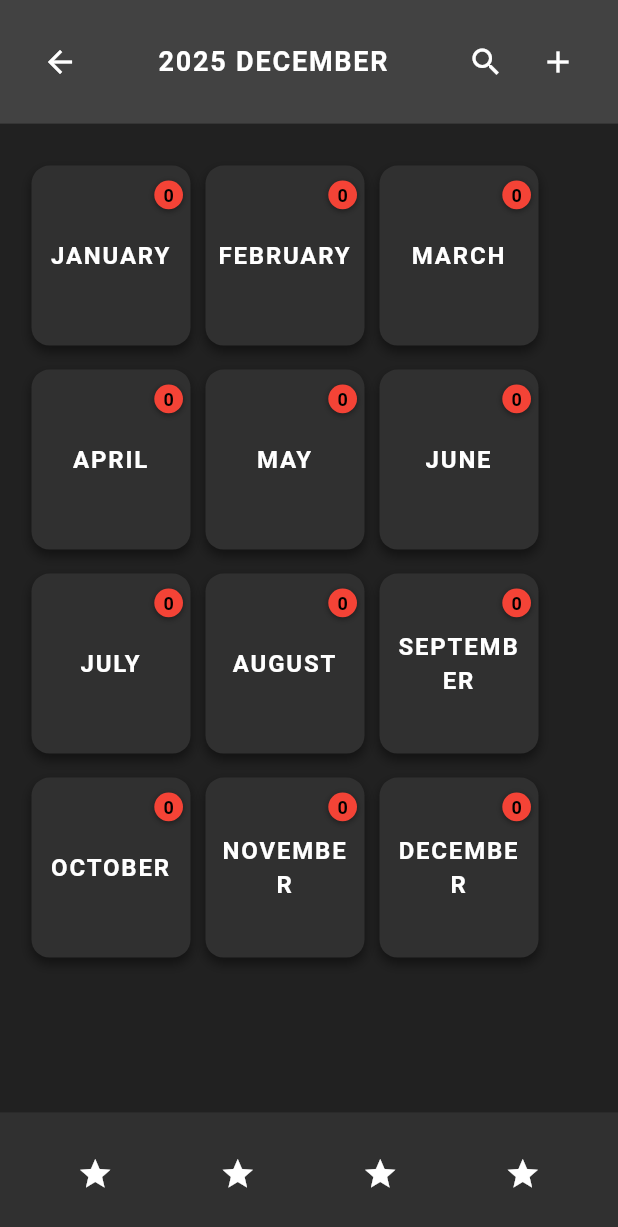
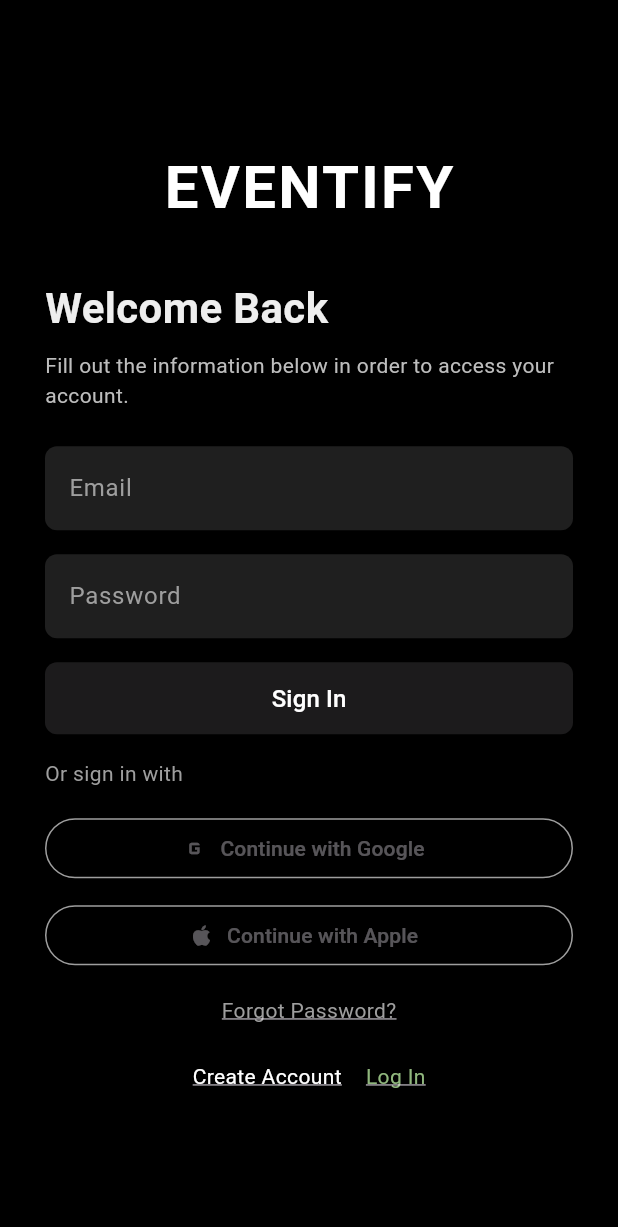
Before and after one commit to DavidMonteroCuesta/TFG-DAM_EVENTIFY, a Flutter app: the screen it shows after launch, on a phone screen of 412 x 824 dp. Shown: the top 1227 px of the screen. Run offline on Flutter 3.47's test engine with Material 3 defaults, Android fonts, the phone set to English and light mode, and no system bars.

Commit message:
MAKING SIGN IN

```diff
--- a/PROJECT/eventify/lib/main.dart
+++ b/PROJECT/eventify/lib/main.dart
@@ -1,5 +1,6 @@
-import 'package:eventify/src/widgets/months/months_screen.dart';
+import 'package:eventify/src/widgets/log/login/signin_screen.dart' show SignInScreen;
 import 'package:flutter/material.dart';
+// import 'sign_up_screen.dart'; // Alternativamente, inicia en registro
 
 void main() {
   runApp(const MyApp());
@@ -11,15 +12,12 @@ class MyApp extends StatelessWidget {
   @override
   Widget build(BuildContext context) {
     return MaterialApp(
-      title: 'Months Screen',
+      title: 'Eventify Auth',
       debugShowCheckedModeBanner: false,
       theme: ThemeData.dark().copyWith(
         scaffoldBackgroundColor: Colors.grey[900],
-        textTheme: const TextTheme(
-          bodyMedium: TextStyle(color: Colors.white),
-        ),
       ),
-      home: const MonthsScreen(),
+      home: const SignInScreen(),
     );
   }
 }
--- a/PROJECT/eventify/lib/src/widgets/months/elements/calendar.dart
+++ b/PROJECT/eventify/lib/src/widgets/calendar/elements/calendar.dart
@@ -1,4 +1,4 @@
-import 'package:eventify/src/widgets/months/elements/month_row.dart';
+import 'package:eventify/src/widgets/calendar/elements/month_row.dart';
 import 'package:flutter/material.dart';
 
 class Calendar extends StatelessWidget {
--- a/PROJECT/eventify/lib/src/widgets/months/elements/month_row.dart
+++ b/PROJECT/eventify/lib/src/widgets/calendar/elements/month_row.dart
@@ -1,4 +1,4 @@
-import 'package:eventify/src/widgets/months/elements/month_item.dart';
+import 'package:eventify/src/widgets/calendar/elements/month_item.dart';
 import 'package:flutter/material.dart';
 
 class MonthRow extends StatelessWidget {
--- a/PROJECT/eventify/lib/src/widgets/months/months_screen.dart
+++ b/PROJECT/eventify/lib/src/widgets/calendar/months_screen.dart
@@ -1,6 +1,6 @@
-import 'package:eventify/src/widgets/months/elements/calendar.dart';
-import 'package:eventify/src/widgets/months/elements/footer.dart';
-import 'package:eventify/src/widgets/months/elements/header.dart';
+import 'package:eventify/src/widgets/calendar/elements/calendar.dart';
+import 'package:eventify/src/widgets/calendar/elements/footer.dart';
+import 'package:eventify/src/widgets/calendar/elements/header.dart';
 import 'package:flutter/material.dart';
 
 class MonthsScreen extends StatelessWidget {
--- /dev/null
+++ b/PROJECT/eventify/lib/src/widgets/log/elements/auth_subtitle.dart
@@ -0,0 +1,18 @@
+import 'package:flutter/material.dart';
+
+class AuthSubtitle extends StatelessWidget {
+  final String text;
+
+  const AuthSubtitle({super.key, required this.text});
+
+  @override
+  Widget build(BuildContext context) {
+    return Text(
+      text,
+      style: TextStyle(
+        color: Colors.grey.shade400,
+        fontSize: 14,
+      ),
+    );
+  }
+}
--- /dev/null
+++ b/PROJECT/eventify/lib/src/widgets/log/elements/auth_title.dart
@@ -0,0 +1,20 @@
+import 'package:flutter/material.dart';
+
+class AuthTitle extends StatelessWidget {
+  final String text;
+  final double? fontSize;
+
+  const AuthTitle({super.key, required this.text, this.fontSize});
+
+  @override
+  Widget build(BuildContext context) {
+    return Text(
+      text,
+      style: TextStyle(
+        color: Colors.grey.shade200,
+        fontSize: fontSize ?? 28,
+        fontWeight: FontWeight.w700,
+      ),
+    );
+  }
+}
--- /dev/null
+++ b/PROJECT/eventify/lib/src/widgets/log/elements/custom_text_field.dart
@@ -0,0 +1,30 @@
+import 'package:flutter/material.dart';
+
+class CustomTextField extends StatelessWidget {
+  final String hintText;
+  final bool obscure;
+
+  const CustomTextField({
+    super.key,
+    required this.hintText,
+    this.obscure = false,
+  });
+
+  @override
+  Widget build(BuildContext context) {
+    return TextField(
+      obscureText: obscure,
+      style: const TextStyle(color: Colors.white),
+      decoration: InputDecoration(
+        hintText: hintText,
+        hintStyle: TextStyle(color: Colors.grey.shade500),
+        filled: true,
+        fillColor: const Color(0xFF1F1F1F),
+        border: OutlineInputBorder(
+          borderRadius: BorderRadius.circular(8),
+          borderSide: BorderSide.none,
+        ),
+      ),
+    );
+  }
+}
--- /dev/null
+++ b/PROJECT/eventify/lib/src/widgets/log/elements/login_auth_layout.dart
@@ -0,0 +1,86 @@
+import 'package:flutter/material.dart';
+
+class EventifyAuthLayout extends StatelessWidget {
+  final Widget child;                 // El contenido que cambiará (SignInBody o SignUpBody)
+  final VoidCallback? onLeftFooterTap;
+  final VoidCallback? onRightFooterTap;
+  final String leftFooterText;
+  final String rightFooterText;
+
+  const EventifyAuthLayout({
+    super.key,
+    required this.child,
+    required this.leftFooterText,
+    required this.rightFooterText,
+    this.onLeftFooterTap,
+    this.onRightFooterTap,
+  });
+
+  @override
+  Widget build(BuildContext context) {
+    return Scaffold(
+      backgroundColor: Colors.black,
+      body: SafeArea(
+        child: Center(
+          child: SingleChildScrollView(
+            child: Container(
+              constraints: const BoxConstraints(maxWidth: 400),
+              padding: const EdgeInsets.symmetric(horizontal: 24, vertical: 32),
+              child: Column(
+                mainAxisSize: MainAxisSize.min,
+                children: [
+                  // Encabezado: “EVENTIFY”
+                  Text(
+                    'EVENTIFY',
+                    style: TextStyle(
+                      color: Colors.white,
+                      fontSize: 40,
+                      fontWeight: FontWeight.bold,
+                      letterSpacing: 1.5,
+                    ),
+                  ),
+                  const SizedBox(height: 32),
+
+                  // Cuerpo variable (Sign In o Sign Up)
+                  child,
+
+                  const SizedBox(height: 24),
+
+                  // Footer: Dos textos con onTap (Create Account / Log In)
+                  Row(
+                    mainAxisAlignment: MainAxisAlignment.center,
+                    children: [
+                      GestureDetector(
+                        onTap: onLeftFooterTap,
+                        child: Text(
+                          leftFooterText,
+                          style: const TextStyle(
+                            color: Colors.white,
+                            fontSize: 14,
+                            decoration: TextDecoration.underline,
+                          ),
+                        ),
+                      ),
+                      const SizedBox(width: 16),
+                      GestureDetector(
+                        onTap: onRightFooterTap,
+                        child: Text(
+                          rightFooterText,
+                          style: const TextStyle(
+                            color: Color(0xFF90B77D),
+                            fontSize: 14,
+                            decoration: TextDecoration.underline,
+                          ),
+                        ),
+                      ),
+                    ],
+                  ),
+                ],
+              ),
+            ),
+          ),
+        ),
+      ),
+    );
+  }
+}
--- /dev/null
+++ b/PROJECT/eventify/lib/src/widgets/log/elements/primary_button.dart
@@ -0,0 +1,29 @@
+import 'package:flutter/material.dart';
+
+class PrimaryButton extends StatelessWidget {
+  final String text;
+  final VoidCallback? onPressed;
+
+  const PrimaryButton({super.key, required this.text, this.onPressed});
+
+  @override
+  Widget build(BuildContext context) {
+    return SizedBox(
+      width: double.infinity,
+      height: 48,
+      child: ElevatedButton(
+        style: ElevatedButton.styleFrom(
+          backgroundColor: const Color(0xFF90B77D),
+          shape: RoundedRectangleBorder(
+            borderRadius: BorderRadius.circular(8),
+          ),
+        ),
+        onPressed: onPressed,
+        child: Text(
+          text,
+          style: const TextStyle(fontSize: 16, color: Colors.white),
+        ),
+      ),
+    );
+  }
+}
--- /dev/null
+++ b/PROJECT/eventify/lib/src/widgets/log/elements/social_sign_in_button.dart
@@ -0,0 +1,31 @@
+// widgets/log/widgets/social_sign_in_button.dart
+import 'package:flutter/material.dart';
+
+class SocialSignInButton extends StatelessWidget {
+  final String text;
+  final IconData icon;
+  final VoidCallback? onPressed;
+
+  const SocialSignInButton({
+    super.key,
+    required this.text,
+    required this.icon,
+    this.onPressed,
+  });
+
+  @override
+  Widget build(BuildContext context) {
+    return SizedBox(
+      width: double.infinity,
+      child: OutlinedButton.icon(
+        style: OutlinedButton.styleFrom(
+          foregroundColor: Colors.white,
+          side: const BorderSide(color: Colors.grey),
+        ),
+        icon: Icon(icon),
+        label: Text(text),
+        onPressed: onPressed,
+      ),
+    );
+  }
+}
--- /dev/null
+++ b/PROJECT/eventify/lib/src/widgets/log/elements/social_sign_in_buttons.dart
@@ -0,0 +1,25 @@
+import 'package:eventify/src/widgets/log/elements/social_sign_in_button.dart' show SocialSignInButton;
+import 'package:flutter/material.dart';
+
+class SocialSignInButtons extends StatelessWidget {
+  const SocialSignInButtons({super.key});
+
+  @override
+  Widget build(BuildContext context) {
+    return Column(
+      children: const [
+        SocialSignInButton( // Use the correct widget here
+          icon: Icons.g_mobiledata,
+          text: 'Continue with Google',
+          onPressed: null, // You can pass your Google sign-in logic here
+        ),
+        SizedBox(height: 10),
+        SocialSignInButton( // Use the correct widget here
+          icon: Icons.apple,
+          text: 'Continue with Apple',
+          onPressed: null, // You can pass your Apple sign-in logic here
+        ),
+      ],
+    );
+  }
+}
--- /dev/null
+++ b/PROJECT/eventify/lib/src/widgets/log/login/elements/forgot_passwd_option.dart
@@ -0,0 +1,24 @@
+// Widget separado para la opción de "Forgot Password?"
+import 'package:flutter/material.dart';
+
+class ForgotPasswordOption extends StatelessWidget {
+  const ForgotPasswordOption({super.key});
+
+  @override
+  Widget build(BuildContext context) {
+    return Center(
+      child: GestureDetector(
+        onTap: () {
+          // Lógica para recuperar contraseña
+        },
+        child: const Text(
+          'Forgot Password?',
+          style: TextStyle(
+            color: Colors.grey,
+            decoration: TextDecoration.underline,
+          ),
+        ),
+      ),
+    );
+  }
+}
--- /dev/null
+++ b/PROJECT/eventify/lib/src/widgets/log/login/signin_screen.dart
@@ -0,0 +1,56 @@
+import 'package:eventify/src/widgets/log/elements/auth_subtitle.dart' show AuthSubtitle;
+import 'package:eventify/src/widgets/log/elements/auth_title.dart' show AuthTitle;
+import 'package:eventify/src/widgets/log/elements/custom_text_field.dart' show CustomTextField;
+import 'package:eventify/src/widgets/log/elements/primary_button.dart' show PrimaryButton;
+import 'package:eventify/src/widgets/log/login/elements/forgot_passwd_option.dart' show ForgotPasswordOption;
+import 'package:eventify/src/widgets/log/elements/social_sign_in_buttons.dart' show SocialSignInButtons;
+import 'package:eventify/src/widgets/log/elements/login_auth_layout.dart' show EventifyAuthLayout;
+import 'package:eventify/src/widgets/log/signup/signup_screen.dart' show SignUpScreen;
+import 'package:flutter/material.dart';
+
+class SignInScreen extends StatelessWidget {
+  const SignInScreen({super.key});
+
+  @override
+  Widget build(BuildContext context) {
+    return EventifyAuthLayout(
+      leftFooterText: 'Create Account',
+      rightFooterText: 'Log In',
+      onLeftFooterTap: () {
+        Navigator.pushReplacement(
+          context,
+          MaterialPageRoute(builder: (_) => const SignUpScreen()),
+        );
+      },
+      onRightFooterTap: () {
+        // Opcional
+      },
+      child: Column(
+        crossAxisAlignment: CrossAxisAlignment.start,
+        children: [
+          const AuthTitle(text: 'Welcome Back'),
+          const SizedBox(height: 8),
+          const AuthSubtitle(text: 'Fill out the information below in order to access your account.'),
+          const SizedBox(height: 24),
+          const CustomTextField(hintText: 'Email'),
+          const SizedBox(height: 16),
+          const CustomTextField(hintText: 'Password', obscure: true),
+          const SizedBox(height: 16),
+          const PrimaryButton(text: 'Sign In', onPressed: null),
+          const SizedBox(height: 16),
+          Text(
+            'Or sign in with',
+            style: TextStyle(
+              color: Colors.grey[500],
+              fontSize: 14,
+            ),
+          ),
+          const SizedBox(height: 16),
+          const SocialSignInButtons(),
+          const SizedBox(height: 16),
+          const ForgotPasswordOption(),
+        ],
+      ),
+    );
+  }
+}
--- /dev/null
+++ b/PROJECT/eventify/lib/src/widgets/log/signup/signup_screen.dart
@@ -0,0 +1,55 @@
+import 'package:eventify/src/widgets/log/elements/auth_subtitle.dart' show AuthSubtitle;
+import 'package:eventify/src/widgets/log/elements/auth_title.dart' show AuthTitle;
+import 'package:eventify/src/widgets/log/elements/custom_text_field.dart' show CustomTextField;
+import 'package:eventify/src/widgets/log/elements/primary_button.dart' show PrimaryButton;
+import 'package:eventify/src/widgets/log/elements/social_sign_in_buttons.dart' show SocialSignInButtons;
+import 'package:eventify/src/widgets/log/elements/login_auth_layout.dart' show EventifyAuthLayout;
+import 'package:eventify/src/widgets/log/login/signin_screen.dart' show SignInScreen;
+import 'package:flutter/material.dart';
+
+class SignUpScreen extends StatelessWidget {
+  const SignUpScreen({Key? key}) : super(key: key);
+
+  @override
+  Widget build(BuildContext context) {
+    return EventifyAuthLayout(
+      leftFooterText: 'Create Account',
+      rightFooterText: 'Log In',
+      onRightFooterTap: () {
+        Navigator.pushReplacement(
+          context,
+          MaterialPageRoute(builder: (_) => const SignInScreen()),
+        );
+      },
+      onLeftFooterTap: () {
+        // Opcional
+      },
+      child: Column(
+        crossAxisAlignment: CrossAxisAlignment.start,
+        children: [
+          const AuthTitle(text: 'Create Account'),
+          const SizedBox(height: 8),
+          const AuthSubtitle(text: 'Let\'s get started by filling out the form below.'),
+          const SizedBox(height: 24),
+          const CustomTextField(hintText: 'Email'),
+          const SizedBox(height: 16),
+          const CustomTextField(hintText: 'Password', obscure: true),
+          const SizedBox(height: 16),
+          const CustomTextField(hintText: 'Confirm Password', obscure: true),
+          const SizedBox(height: 16),
+          const PrimaryButton(text: 'Get Started', onPressed: null), // Lógica en el futuro
+          const SizedBox(height: 16),
+          Text(
+            'Or sign up with',
+            style: TextStyle(
+              color: Colors.grey[500],
+              fontSize: 14,
+            ),
+          ),
+          const SizedBox(height: 16),
+          const SocialSignInButtons(),
+        ],
+      ),
+    );
+  }
+}
--- a/PROJECT/eventify/pubspec.yaml
+++ b/PROJECT/eventify/pubspec.yaml
@@ -12,7 +12,7 @@ dependencies:
     sdk: flutter
   table_calendar: ^3.1.0
   intl: ^0.20.2
-  collection: ^1.19.1 # Añadir esta línea para actualizar la versión de collection
+  collection: ^1.19.1
 
   cupertino_icons: ^1.0.8
 
@@ -23,3 +23,6 @@ dev_dependencies:
 
 flutter:
   uses-material-design: true
+  assets:
+    - assets/icons/
+    # You can list other asset directories or specific files here
```
Also changed, not shown: PROJECT/eventify/assets/icons/google.png (added), PROJECT/eventify/lib/src/widgets/calendar/elements/footer.dart (renamed from PROJECT/eventify/lib/src/widgets/months/elements/footer.dart), PROJECT/eventify/lib/src/widgets/calendar/elements/header.dart (renamed from PROJECT/eventify/lib/src/widgets/months/elements/header.dart), PROJECT/eventify/lib/src/widgets/calendar/elements/month_item.dart (renamed from PROJECT/eventify/lib/src/widgets/months/elements/month_item.dart).
